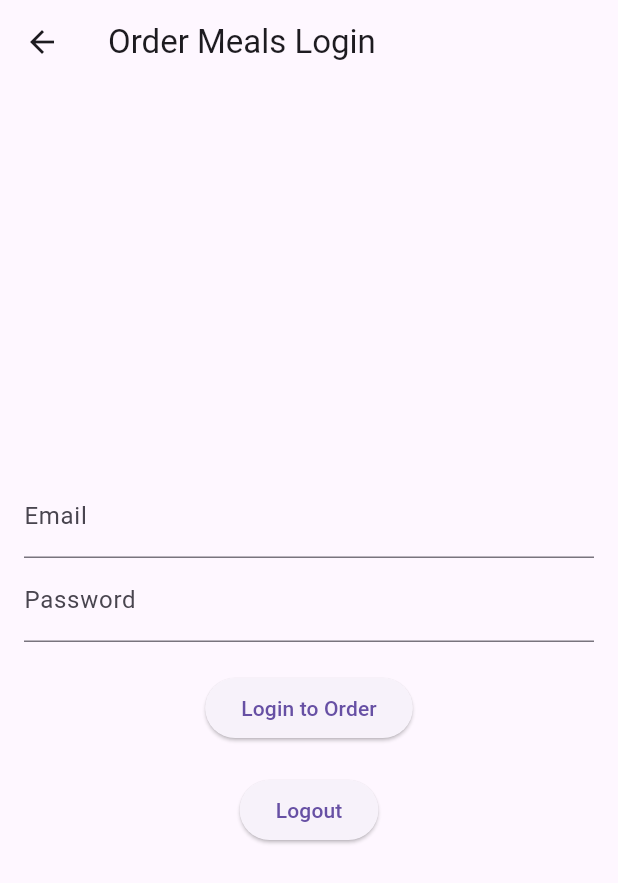
After one commit to Akila-Nipo/JUDine, a Flutter app: the HomePage screen opened directly, after a tap on "Order Meals Login", on a phone screen of 412 x 824 dp. The commit adds this screen. Shown: the top 883 px of the screen. Run offline on Flutter 3.47's test engine with Material 3 defaults, Android fonts, the phone set to English and light mode, and no system bars; our stand-ins replace cached_network_image, cloud_firestore, firebase_auth, firebase_core, firebase_storage, image_picker and 2 more; accounts and stored records are empty.

```diff
--- a/lib/main.dart
+++ b/lib/main.dart
@@ -1,9 +1,11 @@
 import 'package:flutter/material.dart';
 import 'package:firebase_core/firebase_core.dart';
-import 'screens/login_screen.dart';  // Import your login screen
+import 'screens/login_screen.dart';  // Import Superuser login screen
+import 'screens/order_meals_login_screen.dart';  // Import Order Meals login screen
+import 'screens/order_meals_page.dart';
+import 'screens/order_confirmation_page.dart';
 
 void main() async {
-  // Ensure Firebase is initialized before the app runs
   WidgetsFlutterBinding.ensureInitialized();
   await Firebase.initializeApp();
 
@@ -14,8 +16,21 @@ class MyApp extends StatelessWidget {
   @override
   Widget build(BuildContext context) {
     return MaterialApp(
-      title: 'Your App',
-      home: HomePage(),  // Set home page to show Superuser login button
+      title: 'JUDine App',
+      theme: ThemeData(
+        primarySwatch: Colors.blue,
+      ),
+      home: HomePage(),
+      routes: {
+        '/superuserLogin': (context) => LoginScreen(),
+        '/orderMealsLogin': (context) => OrderMealsLoginScreen(),
+        '/orderMealsPage': (context) => OrderMealsPage(), // Meal selection page
+        '/orderConfirmation': (context) => OrderConfirmationPage(
+          orderNumber: '', // Initialize with the actual order number
+          orderDetails: [], // Initialize with the actual order details
+          totalPrice: 0.0,  // Initialize with the actual total price
+        ), // Order Confirmation Page
+      },
     );
   }
 }
@@ -26,15 +41,23 @@ class HomePage extends StatelessWidget {
     return Scaffold(
       appBar: AppBar(title: Text('Welcome')),
       body: Center(
-        child: ElevatedButton(
-          onPressed: () {
-            // Navigate to login screen when button is pressed
-            Navigator.push(
-              context,
-              MaterialPageRoute(builder: (context) => LoginScreen()),
-            );
-          },
-          child: Text('Superuser Login'),
+        child: Column(
+          mainAxisAlignment: MainAxisAlignment.center,
+          children: [
+            ElevatedButton(
+              onPressed: () {
+                Navigator.pushNamed(context, '/superuserLogin');
+              },
+              child: Text('Superuser Login'),
+            ),
+            SizedBox(height: 20),
+            ElevatedButton(
+              onPressed: () {
+                Navigator.pushNamed(context, '/orderMealsLogin');
+              },
+              child: Text('Order Meals Login'),
+            ),
+          ],
         ),
       ),
     );
--- /dev/null
+++ b/lib/screens/order_meals_login_screen.dart
@@ -0,0 +1,83 @@
+import 'package:flutter/material.dart';
+import 'package:cloud_firestore/cloud_firestore.dart';
+
+class OrderMealsLoginScreen extends StatefulWidget {
+  @override
+  _OrderMealsLoginScreenState createState() => _OrderMealsLoginScreenState();
+}
+
+class _OrderMealsLoginScreenState extends State<OrderMealsLoginScreen> {
+  final _emailController = TextEditingController();
+  final _passwordController = TextEditingController();
+  String _errorMessage = "";
+
+  Future<void> _login() async {
+    String email = _emailController.text;
+    String password = _passwordController.text;
+
+    try {
+      var snapshot = await FirebaseFirestore.instance
+          .collection('JUDine_StudentRecords')
+          .where('Email', isEqualTo: email)
+          .where('Password', isEqualTo: password)
+          .get();
+
+      if (snapshot.docs.isNotEmpty) {
+        // Successful login, navigate to the order meals page
+        Navigator.pushReplacementNamed(context, '/orderMealsPage');
+      } else {
+        setState(() {
+          _errorMessage = 'Invalid email or password';
+        });
+      }
+    } catch (e) {
+      setState(() {
+        _errorMessage = 'An error occurred. Please try again later.';
+      });
+    }
+  }
+
+  void _logout() {
+    // You can use Navigator.pop() to go back to the HomePage or any other screen
+    Navigator.pop(context);  // This will take the user back to the previous screen
+  }
+
+  @override
+  Widget build(BuildContext context) {
+    return Scaffold(
+      appBar: AppBar(title: Text('Order Meals Login')),
+      body: Padding(
+        padding: const EdgeInsets.all(16.0),
+        child: Column(
+          mainAxisAlignment: MainAxisAlignment.center,
+          children: [
+            TextField(
+              controller: _emailController,
+              decoration: InputDecoration(labelText: 'Email'),
+            ),
+            TextField(
+              controller: _passwordController,
+              decoration: InputDecoration(labelText: 'Password'),
+              obscureText: true,
+            ),
+            SizedBox(height: 20),
+            ElevatedButton(
+              onPressed: _login,
+              child: Text('Login to Order'),
+            ),
+            if (_errorMessage.isNotEmpty)
+              Text(
+                _errorMessage,
+                style: TextStyle(color: Colors.red),
+              ),
+            SizedBox(height: 20),
+            ElevatedButton(
+              onPressed: _logout,  // Logout functionality
+              child: Text('Logout'),
+            ),
+          ],
+        ),
+      ),
+    );
+  }
+}
--- a/pubspec.yaml
+++ b/pubspec.yaml
@@ -43,6 +43,12 @@ dependencies:
   file_picker: ^5.0.0
   excel: ^2.0.4
   flutter_number_picker: 1.0.4
+  intl: ^0.18.0
+  pdf: ^3.6.0
+  path_provider: ^2.0.11
+  open_file: ^3.2.1
+  cached_network_image: ^3.2.3
+  flutter_picker: 2.1.0
 
 dev_dependencies:
   flutter_test:
```
Also changed, not shown: lib/screens/dashboard_screen.dart (+11 -0 lines), lib/screens/order_confirmation_page.dart (added, +169 -0 lines), lib/screens/order_meals_page.dart (added, +231 -0 lines), lib/screens/view_orders_screen.dart (added, +160 -0 lines), pubspec.lock, 3 other files.
